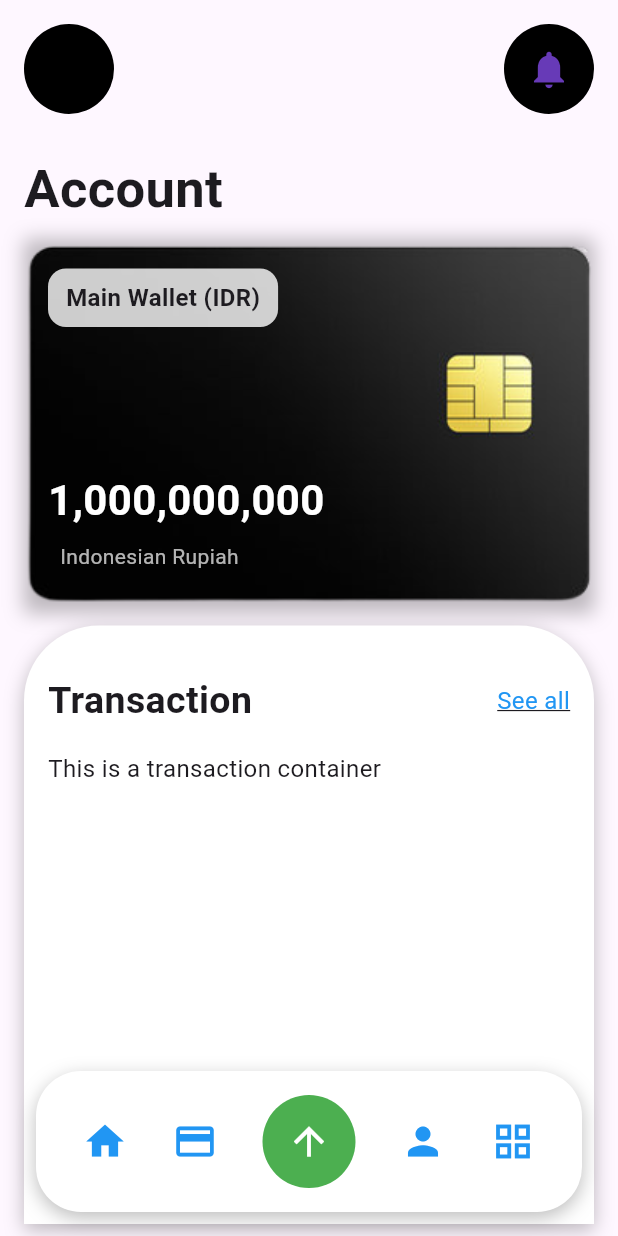
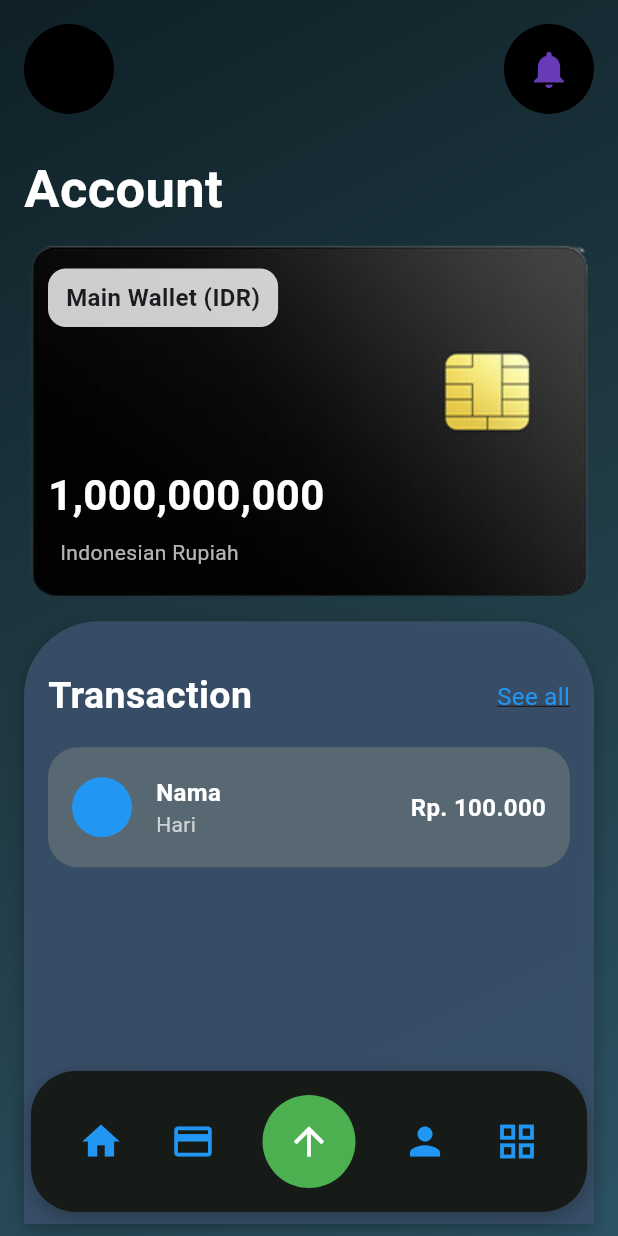
Before and after one commit to vero57/verbank-mobile, a Flutter app: the screen it shows after launch, on a phone screen of 412 x 824 dp. Run offline on Flutter 3.47's test engine with Material 3 defaults, Android fonts, the phone set to English and light mode, and no system bars; our stand-ins replace equatable, flutter_bloc.

Commit message:
Membuat jadi responsif, menambahkan keterangan transaksi (belum dinamis) di bagian transaction, mengubah warna dari keseluruhan komponen

```diff
--- a/lib/presentation/pages/bank_home_page.dart
+++ b/lib/presentation/pages/bank_home_page.dart
@@ -10,7 +10,21 @@ class BankHomePage extends StatelessWidget {
   @override
   Widget build(BuildContext context) {
     return Scaffold(
-      body: Stack(
+      body: Container(
+        decoration: const BoxDecoration(
+          gradient: LinearGradient(
+            begin: Alignment.topLeft,
+            end: Alignment.bottomRight,
+            colors: [
+              Color(0xFF0F2027),
+              Color(0xFF203A43),
+              Color(0xFF2C5364),
+            ],
+          ),
+        ),
+        child: LayoutBuilder(
+          builder: (context, constraints) {
+            return Stack(
               children: <Widget>[
                 Column(
                   children: <Widget>[
@@ -22,6 +36,9 @@ class BankHomePage extends StatelessWidget {
                 ),
                 const NavBar(),
               ],
+            );
+          },
+        ),
       ),
     );
   }
--- a/lib/widgets/card.dart
+++ b/lib/widgets/card.dart
@@ -5,6 +5,7 @@ class CustomCard extends StatelessWidget {
 
   @override
   Widget build(BuildContext context) {
+    final double screenWidth = MediaQuery.of(context).size.width;
     return Column(
       crossAxisAlignment: CrossAxisAlignment.start,
       children: [
@@ -12,22 +13,15 @@ class CustomCard extends StatelessWidget {
           padding: EdgeInsets.only(left: 16.0, top: 8.0),
           child: Text(
             'Account',
-            style: TextStyle(fontSize: 35.0, fontWeight: FontWeight.bold),
+            style: TextStyle(fontSize: 35.0, fontWeight: FontWeight.bold, color: Colors.white),
           ),
         ),
         Container(
           margin: const EdgeInsets.symmetric(horizontal: 16.0, vertical: 4.0),
           padding: const EdgeInsets.all(16.0),
-          width: MediaQuery.of(context).size.width - 32.0,
-          height: 250.0,
+          width: screenWidth - 32.0,
+          height: screenWidth * 0.6,
           decoration: BoxDecoration(
-            boxShadow: [
-              BoxShadow(
-                color: Colors.black26,
-                blurRadius: 10.0,
-                offset: Offset(0, 4),
-              ),
-            ],
             image: const DecorationImage(
               image: AssetImage('assets/card.png'),
               fit: BoxFit.cover,
--- a/lib/widgets/navbar.dart
+++ b/lib/widgets/navbar.dart
@@ -5,14 +5,15 @@ class NavBar extends StatelessWidget {
 
   @override
   Widget build(BuildContext context) {
+    final double screenWidth = MediaQuery.of(context).size.width;
     return Positioned(
       bottom: 16.0,
-      left: 24.0,
-      right: 24.0,
+      left: screenWidth * 0.05,
+      right: screenWidth * 0.05,
       child: Container(
         padding: const EdgeInsets.symmetric(horizontal: 16.0, vertical: 16.0),
         decoration: BoxDecoration(
-          color: Colors.white,
+          color: const Color(0xFF161B17),
           borderRadius: BorderRadius.circular(30.0),
           boxShadow: [
             BoxShadow(
--- a/lib/widgets/transaction.dart
+++ b/lib/widgets/transaction.dart
@@ -5,13 +5,14 @@ class TransactionContainer extends StatelessWidget {
 
   @override
   Widget build(BuildContext context) {
+    final double screenWidth = MediaQuery.of(context).size.width;
     return Expanded(
       child: Container(
         margin: const EdgeInsets.symmetric(horizontal: 16.0, vertical: 8.0),
         padding: const EdgeInsets.all(16.0),
-        width: MediaQuery.of(context).size.width - 32.0,
+        width: screenWidth - 32.0,
         decoration: BoxDecoration(
-          color: Colors.white,
+          color: const Color(0xFF3A506B).withOpacity(0.9),
           borderRadius: const BorderRadius.only(
             topLeft: Radius.circular(50.0),
             topRight: Radius.circular(50.0),
@@ -33,7 +34,7 @@ class TransactionContainer extends StatelessWidget {
               children: const [
                 Text(
                   'Transaction',
-                  style: TextStyle(fontSize: 25.0, fontWeight: FontWeight.bold),
+                  style: TextStyle(fontSize: 25.0, fontWeight: FontWeight.bold, color: Colors.white),
                 ),
                 Text(
                   'See all',
@@ -46,9 +47,46 @@ class TransactionContainer extends StatelessWidget {
               ],
             ),
             const SizedBox(height: 16.0),
-            const Text(
-              'This is a transaction container',
-              style: TextStyle(fontSize: 16.0),
+            Container(
+              padding: const EdgeInsets.all(16.0),
+              width: screenWidth - 40.0,
+              height: 80,
+              decoration: BoxDecoration(
+                color: const Color(0xFF5C6B73).withOpacity(0.9),
+                borderRadius: BorderRadius.circular(20.0),
+              ),
+              child: Row(
+                children: [
+                  Container(
+                    width: 40.0,
+                    height: 40.0,
+                    decoration: BoxDecoration(
+                      color: Colors.blue,
+                      shape: BoxShape.circle,
+                    ),
+                  ),
+                  const SizedBox(width: 16.0),
+                  Column(
+                    crossAxisAlignment: CrossAxisAlignment.start,
+                    mainAxisAlignment: MainAxisAlignment.center,
+                    children: const [
+                      Text(
+                        'Nama',
+                        style: TextStyle(fontSize: 16.0, fontWeight: FontWeight.bold, color: Colors.white),
+                      ),
+                      Text(
+                        'Hari',
+                        style: TextStyle(fontSize: 14.0, color: Colors.white70),
+                      ),
+                    ],
+                  ),
+                  const Spacer(),
+                  const Text(
+                    'Rp. 100.000',
+                    style: TextStyle(fontSize: 16.0, fontWeight: FontWeight.bold, color: Colors.white),
+                  ),
+                ],
+              ),
             ),
           ],
         ),
```
Lines whose indentation alone changed are shown as unchanged.
